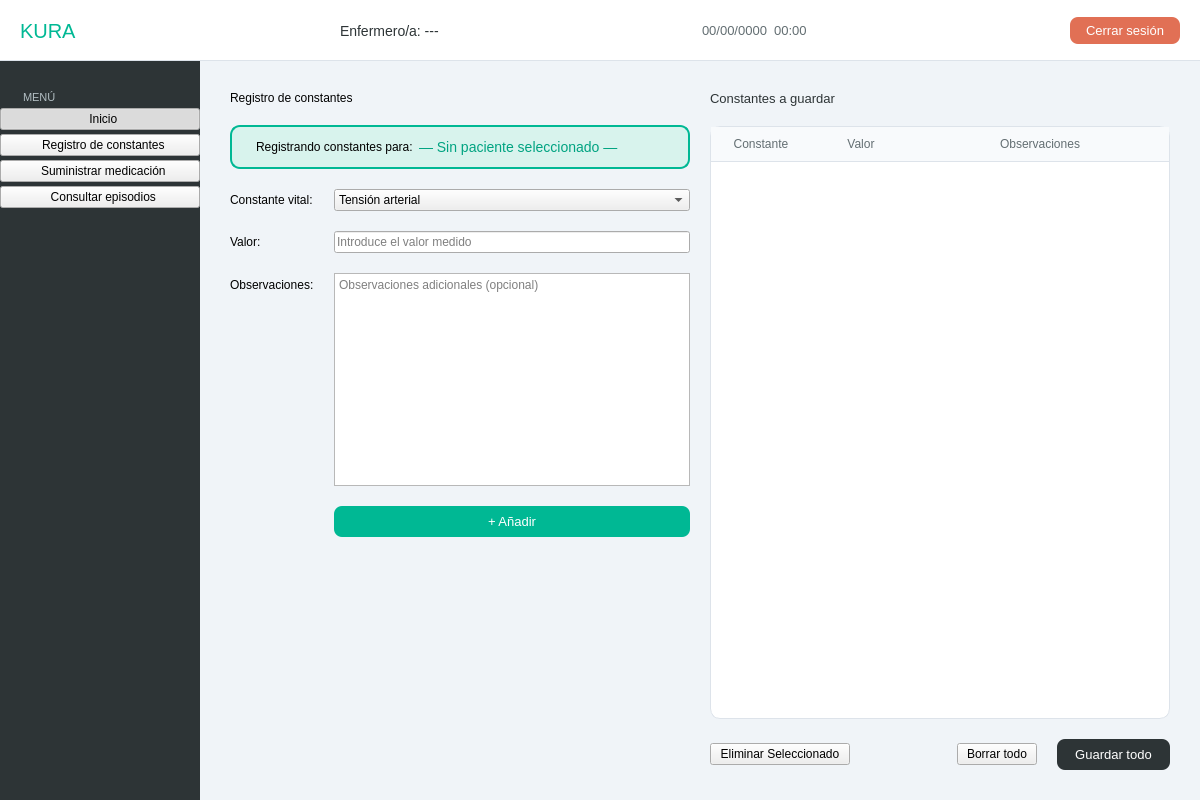
Before: the Qt Designer form src/vista/Ui/VistaEnfermero.ui in hgarcg04/software-engineering, drawn with Qt 5.
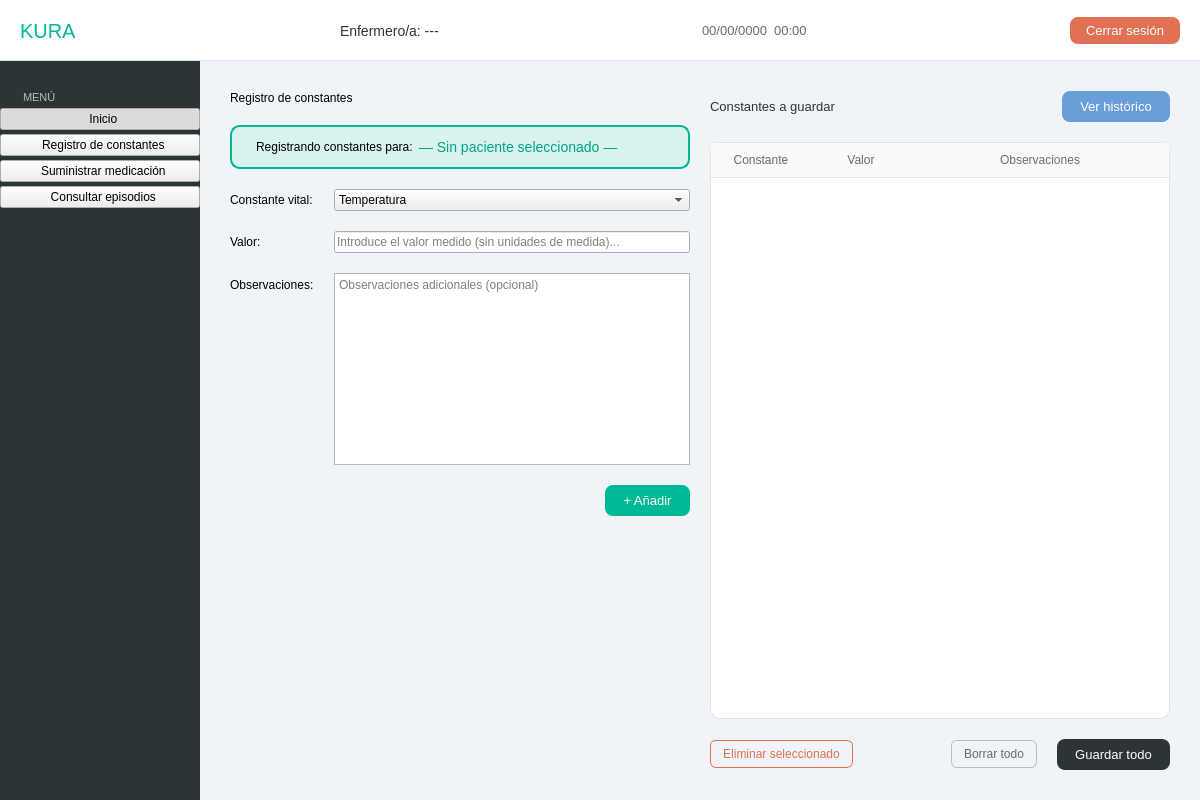
After: the same form once the commit is applied.

Commit message: Añadida ventana emergente en enfermeros para ver historico de constantes

```diff
--- a/src/vista/Ui/VistaEnfermero.ui
+++ b/src/vista/Ui/VistaEnfermero.ui
@@ -180,6 +180,36 @@
         color: #ffffff;
     }
 
+    #btn_ver_historico {
+        background-color: #6a9edb;
+        color: white;
+        border-radius: 8px;
+        padding: 8px 18px;
+        font-family: 'Segoe UI Semibold';
+        font-size: 13px;
+    }
+    #btn_ver_historico:hover { background-color: #4a7ec0; }
+
+    #btn_borrar_seleccionado {
+        background-color: transparent;
+        color: #e17055;
+        border: 1px solid #e17055;
+        border-radius: 6px;
+        padding: 6px 12px;
+        font-size: 12px;
+    }
+    #btn_borrar_seleccionado:hover { background-color: #ffecea; }
+
+    #btn_borrar_todo {
+        background-color: transparent;
+        color: #636e72;
+        border: 1px solid #b2bec3;
+        border-radius: 6px;
+        padding: 6px 12px;
+        font-size: 12px;
+    }
+    #btn_borrar_todo:hover { background-color: #dfe6e9; }
+
     #lbl_pendientes_titulo {
         font-family: 'Segoe UI Semibold';
         font-size: 13px;
@@ -723,16 +753,6 @@
               </item>
               <item row="0" column="1">
                <widget class="QComboBox" name="combo_constante">
-                <item>
-                 <property name="text">
-                  <string>Tensión arterial</string>
-                 </property>
-                </item>
-                <item>
-                 <property name="text">
-                  <string>Frecuencia cardíaca</string>
-                 </property>
-                </item>
                 <item>
                  <property name="text">
                   <string>Temperatura</string>
@@ -755,7 +775,10 @@
               <item row="1" column="1">
                <widget class="QLineEdit" name="edit_valor_constante">
                 <property name="placeholderText">
-                 <string>Introduce el valor medido</string>
+                 <string>Introduce el valor medido (sin unidades de medida)...</string>
+                </property>
+                <property name="clearButtonEnabled">
+                 <bool>false</bool>
                 </property>
                </widget>
               </item>
@@ -773,33 +796,24 @@
                 </property>
                </widget>
               </item>
-              <item row="3" column="0">
-               <spacer name="horizontalSpacer_3">
+             </layout>
+            </item>
+            <item>
+             <layout class="QHBoxLayout">
+              <item>
+               <spacer>
                 <property name="orientation">
                  <enum>Qt::Horizontal</enum>
                 </property>
                 <property name="sizeHint" stdset="0">
                  <size>
-                  <width>40</width>
-                  <height>20</height>
+                  <width>0</width>
+                  <height>0</height>
                  </size>
                 </property>
                </spacer>
               </item>
-              <item row="4" column="1">
-               <spacer name="verticalSpacer_2">
-                <property name="orientation">
-                 <enum>Qt::Vertical</enum>
-                </property>
-                <property name="sizeHint" stdset="0">
-                 <size>
-                  <width>20</width>
-                  <height>40</height>
-                 </size>
-                </property>
-               </spacer>
-              </item>
-              <item row="3" column="1">
+              <item>
                <widget class="QPushButton" name="btn_anadir_registro">
                 <property name="text">
                  <string>+ Añadir</string>
@@ -809,7 +823,17 @@
              </layout>
             </item>
             <item>
-             <layout class="QHBoxLayout"/>
+             <spacer>
+              <property name="orientation">
+               <enum>Qt::Vertical</enum>
+              </property>
+              <property name="sizeHint" stdset="0">
+               <size>
+                <width>0</width>
+                <height>0</height>
+               </size>
+              </property>
+             </spacer>
             </item>
            </layout>
           </item>
@@ -837,6 +861,13 @@
                 </property>
                </spacer>
               </item>
+              <item>
+               <widget class="QPushButton" name="btn_ver_historico">
+                <property name="text">
+                 <string>Ver histórico</string>
+                </property>
+               </widget>
+              </item>
              </layout>
             </item>
             <item>
@@ -875,19 +906,19 @@
               <item>
                <widget class="QPushButton" name="btn_borrar_seleccionado">
                 <property name="text">
-                 <string>  Eliminar Seleccionado  </string>
+                 <string>Eliminar seleccionado</string>
                 </property>
                </widget>
               </item>
               <item>
-               <spacer name="horizontalSpacer_4">
+               <spacer>
                 <property name="orientation">
                  <enum>Qt::Horizontal</enum>
                 </property>
                 <property name="sizeHint" stdset="0">
                  <size>
-                  <width>40</width>
-                  <height>20</height>
+                  <width>0</width>
+                  <height>0</height>
                  </size>
                 </property>
                </spacer>
@@ -897,9 +928,6 @@
                 <property name="text">
                  <string>Borrar todo</string>
                 </property>
-                <property name="checkable">
-                 <bool>false</bool>
-                </property>
                </widget>
               </item>
               <item>
```
Left out of the diff: 37 changed lines with no effect on the pictures. The commit also changes 20 other files.
